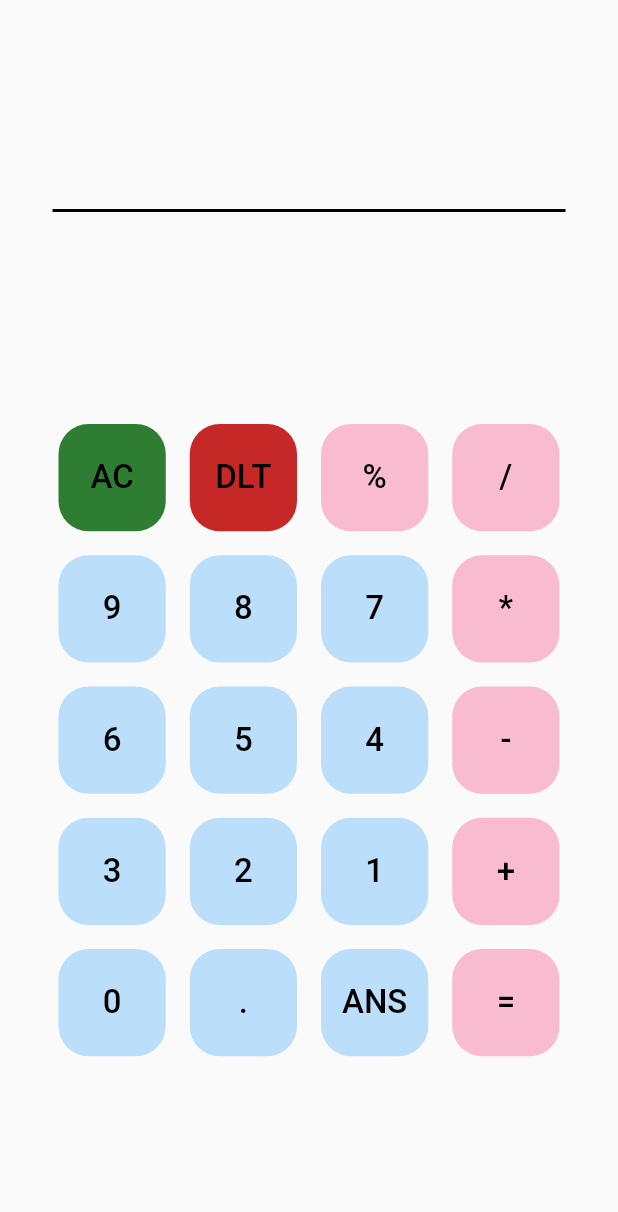
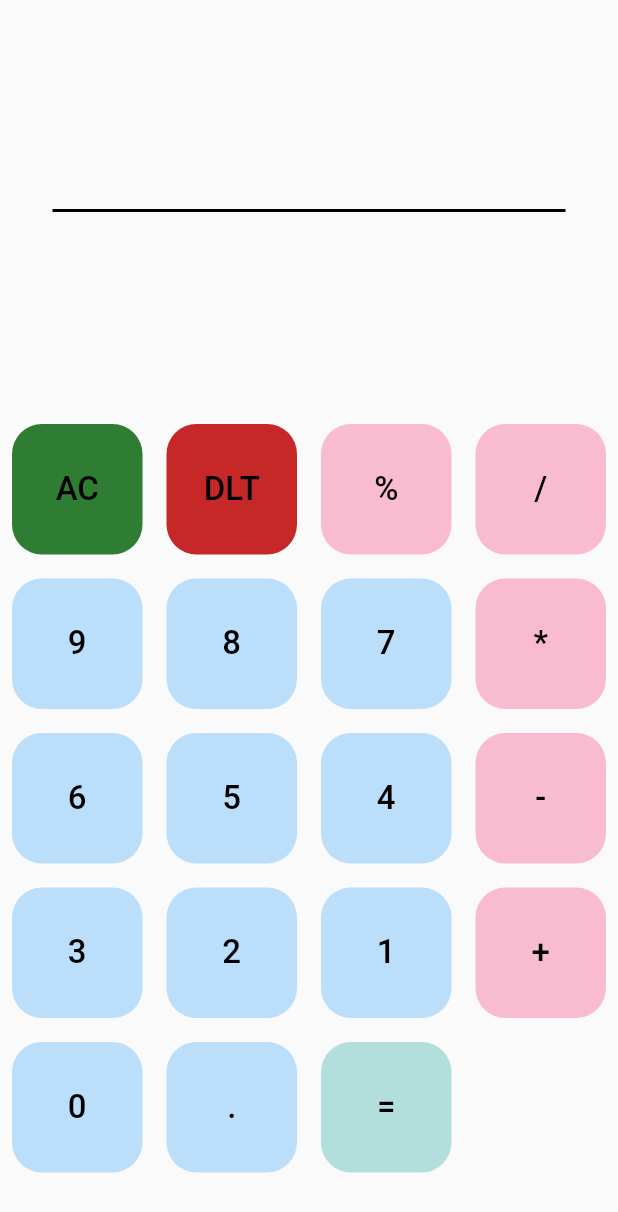
Before and after one commit to Shebin-PR/Calculator, a Flutter app: the screen it shows after launch, on a phone screen of 412 x 824 dp. Shown: the top 1212 px of the screen. Run offline on Flutter 3.47's test engine with Material 2 defaults, Android fonts, the phone set to English and light mode, and no system bars; our stand-ins replace math_expressions.

Commit message:
ui_changes

```diff
--- a/lib/Screens/homescreen.dart
+++ b/lib/Screens/homescreen.dart
@@ -29,7 +29,6 @@ class _HomeScreenState extends State<HomeScreen> {
     "+",
     "0",
     ".",
-    "ANS",
     "=",
   ];
 
@@ -84,7 +83,7 @@ class _HomeScreenState extends State<HomeScreen> {
             Expanded(
               flex: 2,
               child: SizedBox(
-                width: 350,
+                // width: 350,
                 child: GridView.builder(
                   gridDelegate: const SliverGridDelegateWithFixedCrossAxisCount(
                     crossAxisCount: 4,
@@ -121,7 +120,7 @@ class _HomeScreenState extends State<HomeScreen> {
                             expressions();
                           });
                         },
-                        buttoncolor: Colors.pink.shade100,
+                        buttoncolor: Colors.teal.shade100,
                         buttontext: buttons[index],
                         buttontextcolor: Colors.black,
                       );
```
